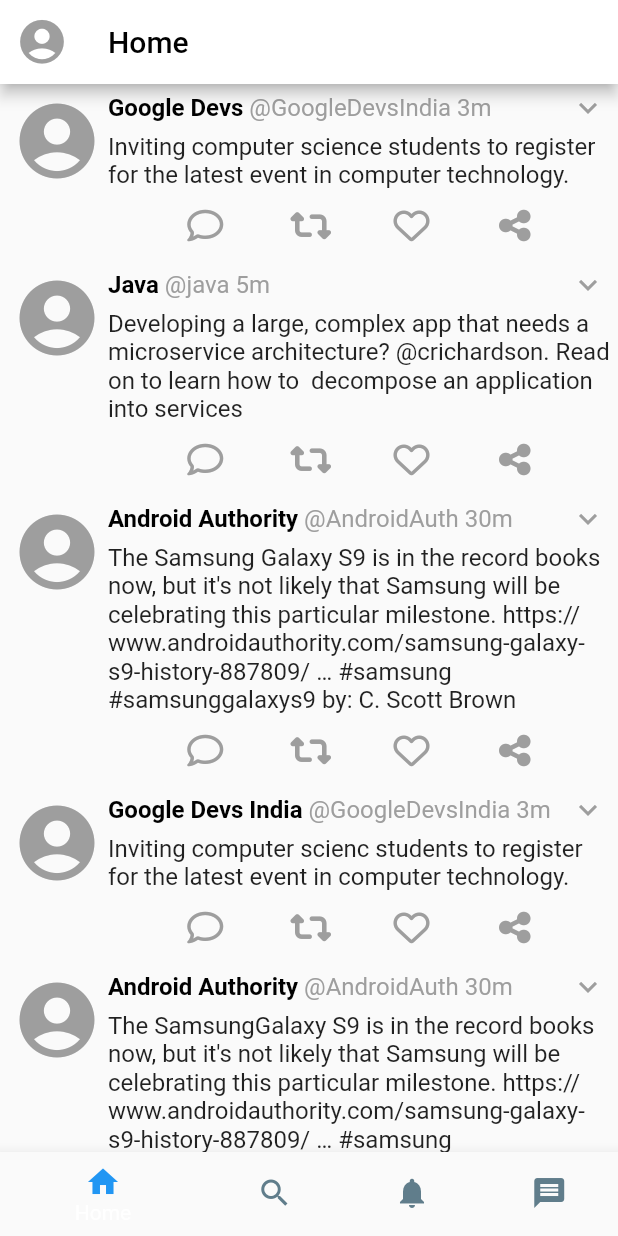
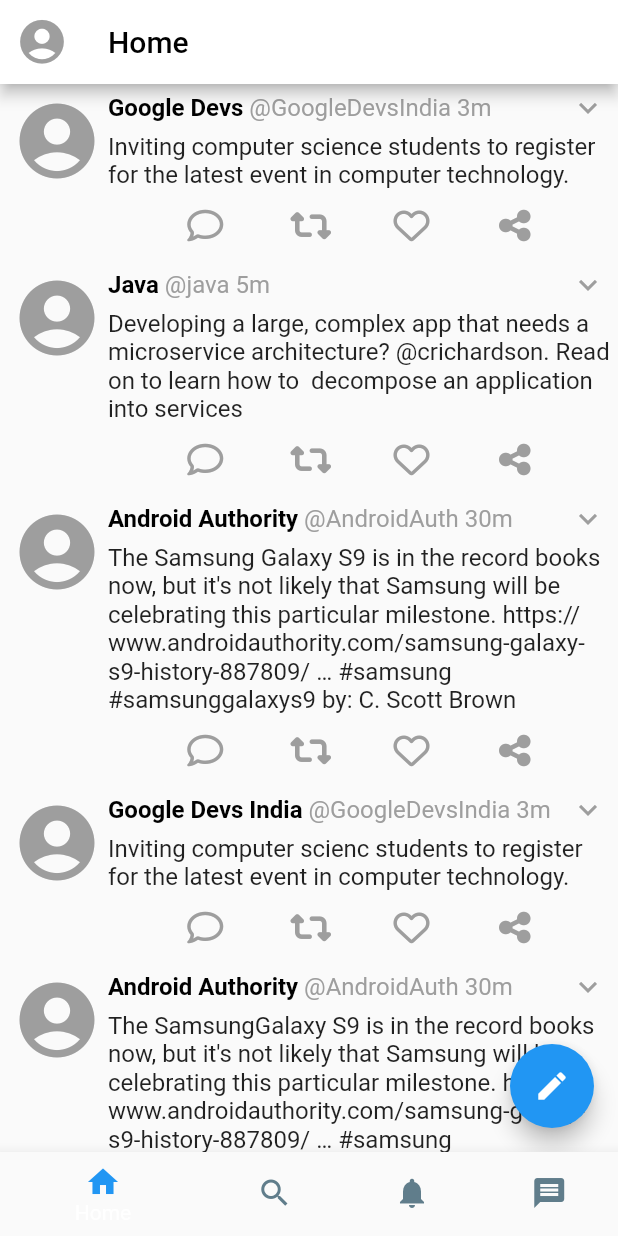
Before and after one commit to RaviPatelGit/SUKU, a Flutter app: the screen it shows after launch, on a phone screen of 412 x 824 dp. Run offline on Flutter 3.47's test engine with Material 2 defaults, Android fonts, the phone set to English and light mode, and no system bars; our stand-ins replace font_awesome_flutter.

Commit message:
add floating action button

```diff
--- a/lib/user_feed/user_feed_page.dart
+++ b/lib/user_feed/user_feed_page.dart
@@ -124,6 +124,11 @@ class _UserFeedPageState extends State<UserFeedPage> {
               ],
             );
           }),
+        ),
+        floatingActionButton: FloatingActionButton(
+          onPressed: () {},
+          backgroundColor: Colors.blue,
+          child: const Icon(Icons.edit),
         ));
   }
 }
```
